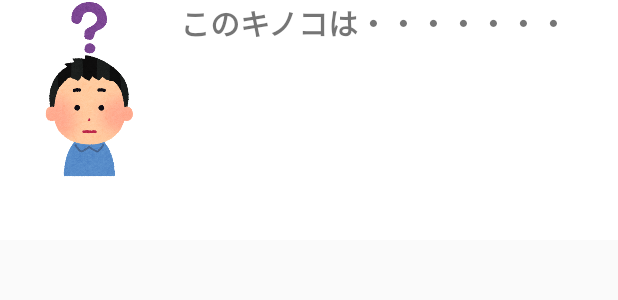
After one commit to Gumio/MashPoisonChekerWithTensor, an Android app: the layout result_layout.xml on its own in the app's theme, with its tools: preview values and no code run, on a phone screen of 412 x 824 dp. The commit adds this screen. Shown: the top 300 px of the screen. Run offline under Robolectric (Android 15) with nearby library versions, the phone set to English and light mode, and no system bars.

Commit message:
動く状態

```diff
--- a/app/build.gradle
+++ b/app/build.gradle
@@ -27,6 +27,8 @@ android {
 }
 
 dependencies {
+    implementation 'com.android.support:appcompat-v7:26.1.0'
+    implementation 'com.android.support.constraint:constraint-layout:1.0.2'
     compile fileTree(dir: 'libs', include: ['*.jar'])
     compile 'org.tensorflow:tensorflow-android:1.3.0'
 }
--- /dev/null
+++ b/app/src/main/res/layout/result_layout.xml
@@ -0,0 +1,23 @@
+<?xml version="1.0" encoding="utf-8"?>
+<layout>
+<RelativeLayout xmlns:android="http://schemas.android.com/apk/res/android"
+    android:layout_width="match_parent"
+    android:layout_height="160dp"
+    android:background="#ffffff">
+    <ImageView
+        android:id="@+id/result_picture"
+        android:layout_width="120dp"
+        android:layout_height="120dp"
+        android:src="@drawable/question_head_boy" />
+
+    <TextView
+        android:id="@+id/result_text"
+        android:layout_width="wrap_content"
+        android:layout_height="match_parent"
+        android:layout_alignParentTop="true"
+        android:layout_toEndOf="@+id/result_picture"
+        android:text="このキノコは・・・・・・・"
+        android:textStyle="bold"
+        android:textSize="20dp"/>
+</RelativeLayout>
+</layout>
```
Also changed, not shown: app/src/main/AndroidManifest.xml (+12 -10 lines), app/src/main/java/org/tensorflow/demo/CameraConnectionFragment.java (+0 -8 lines), app/src/main/java/org/tensorflow/demo/ClassifierActivity.java (+10 -4 lines), app/src/main/java/org/tensorflow/demo/RecognitionScoreView.java (+41 -34 lines), app/src/main/java/org/tensorflow/demo/SplashActivity.java (added, +25 -0 lines), app/src/main/res/layout/activity_splash.xml (added, +25 -0 lines), app/src/main/res/layout/camera_connection_fragment.xml (+7 -8 lines), app/src/main/res/drawable-mdpi/question_head_boy.png (added).
